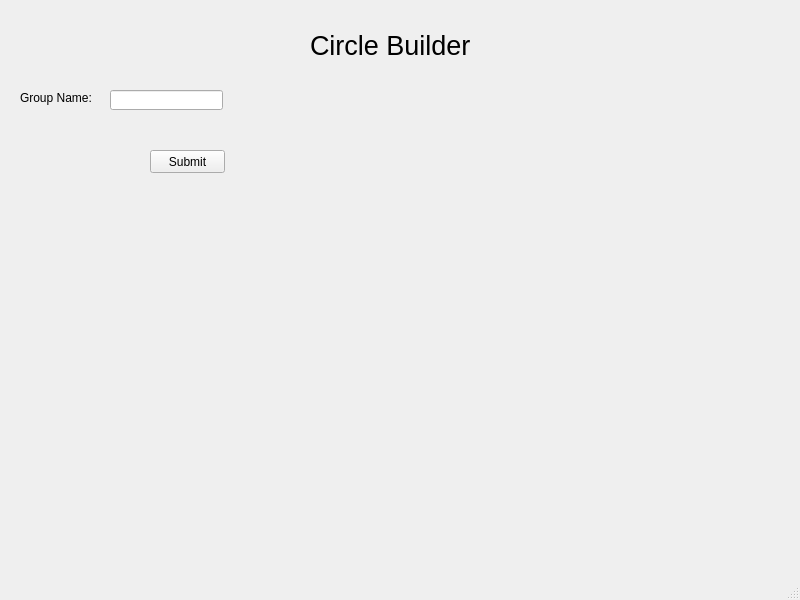
Qt form bin/popup.ui (HKavalos/ToGather) before a commit.
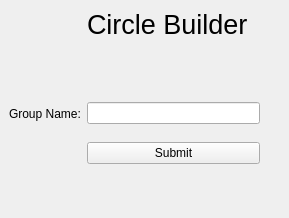
The same form after that commit.

Patch:
```diff
--- a/bin/popup.ui
+++ b/bin/popup.ui
@@ -6,36 +6,44 @@
    <rect>
     <x>0</x>
     <y>0</y>
-    <width>800</width>
-    <height>600</height>
+    <width>289</width>
+    <height>218</height>
    </rect>
   </property>
   <property name="windowTitle">
    <string>MainWindow</string>
   </property>
   <widget class="QWidget" name="centralwidget">
-   <widget class="QLabel" name="group_name_label">
-    <property name="geometry">
-     <rect>
-      <x>20</x>
-      <y>90</y>
-      <width>81</width>
-      <height>16</height>
-     </rect>
-    </property>
+   <layout class="QGridLayout" name="gridLayout">
+    <item row="4" column="1">
+     <spacer name="verticalSpacer">
+      <property name="orientation">
+       <enum>Qt::Vertical</enum>
+      </property>
+      <property name="sizeHint" stdset="0">
+       <size>
+        <width>20</width>
+        <height>40</height>
+       </size>
+      </property>
+     </spacer>
+    </item>
+    <item row="2" column="1">
+     <widget class="QLineEdit" name="group_name_entry">
     <property name="text">
-     <string>Group Name:</string>
-    </property>
-   </widget>
+       <string/>
+      </property>
+     </widget>
+    </item>
+    <item row="3" column="1">
+     <widget class="QPushButton" name="submission_button">
+      <property name="text">
+       <string>Submit</string>
+      </property>
+     </widget>
+    </item>
+    <item row="0" column="1">
    <widget class="QLabel" name="title">
-    <property name="geometry">
-     <rect>
-      <x>310</x>
-      <y>0</y>
-      <width>321</width>
-      <height>91</height>
-     </rect>
-    </property>
     <property name="font">
      <font>
       <pointsize>20</pointsize>
@@ -45,34 +53,42 @@
      <string>Circle Builder</string>
     </property>
    </widget>
-   <widget class="QLineEdit" name="group_name_entry">
-    <property name="geometry">
-     <rect>
-      <x>110</x>
-      <y>90</y>
-      <width>113</width>
-      <height>20</height>
-     </rect>
-    </property>
-    <property name="text">
-     <string/>
-    </property>
-   </widget>
-   <widget class="QPushButton" name="submission_button">
-    <property name="geometry">
-     <rect>
-      <x>150</x>
-      <y>150</y>
-      <width>75</width>
-      <height>23</height>
-     </rect>
-    </property>
+    </item>
+    <item row="1" column="1">
+     <spacer name="verticalSpacer_2">
+      <property name="orientation">
+       <enum>Qt::Vertical</enum>
+      </property>
+      <property name="sizeHint" stdset="0">
+       <size>
+        <width>20</width>
+        <height>40</height>
+       </size>
+      </property>
+     </spacer>
+    </item>
+    <item row="2" column="2">
+     <spacer name="verticalSpacer_3">
+      <property name="orientation">
+       <enum>Qt::Vertical</enum>
+      </property>
+      <property name="sizeHint" stdset="0">
+       <size>
+        <width>20</width>
+        <height>40</height>
+       </size>
+      </property>
+     </spacer>
+    </item>
+    <item row="2" column="0">
+     <widget class="QLabel" name="group_name_label">
     <property name="text">
-     <string>Submit</string>
-    </property>
-   </widget>
+       <string>Group Name:</string>
+      </property>
+     </widget>
+    </item>
+   </layout>
   </widget>
-  <widget class="QStatusBar" name="statusbar"/>
  </widget>
  <resources/>
  <connections/>
```
Left out of the diff: 2 changed lines with no effect on the pictures. Lines whose indentation alone changed are shown as unchanged.
